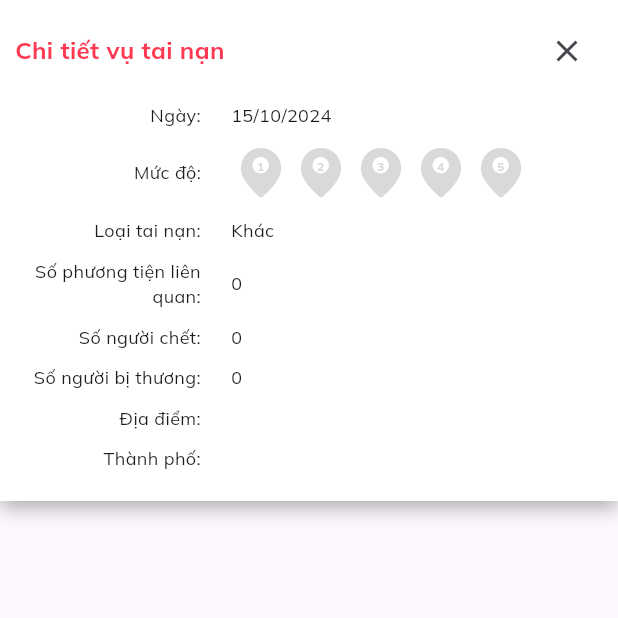
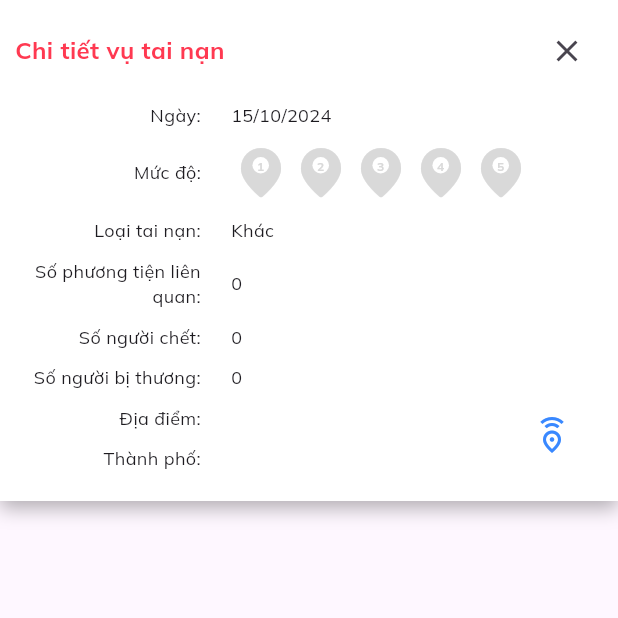
Before and after one commit to thuong22092k3/CTMap, a Flutter app: the DetailSheet screen opened directly with empty values, on a phone screen of 412 x 824 dp, the top half of it. Run offline on Flutter 3.47's test engine with Material 3 defaults, Android fonts, the phone set to English and light mode, and no system bars; our stand-ins replace cached_network_image, fl_chart, flutter_map, flutter_riverpod, flutter_typeahead, geolocator and 4 more; missing offline and left inert: webfeed; network calls fail.

Commit message:
FIX | Change Share button to share accident

```diff
--- a/ctmap/lib/pages/screens/Home_Map/detail_sheet.dart
+++ b/ctmap/lib/pages/screens/Home_Map/detail_sheet.dart
@@ -113,6 +113,21 @@ class DetailSheet extends ConsumerWidget {
                           _handleDelete(context);
                         },
                       ),
+                      // IconButton(
+                      //   icon: const Icon(AppIcons.share, color: AppColors.blue),
+                      //   onPressed: () {
+                      //     _shareAccidentDetails();
+                      //   },
+                      // ),
+                    ],
+                  ),
+                ),
+              Positioned(
+                bottom: 10,
+                right: 10,
+                child: Row(
+                  children: [
+                    Spacer(),
                     IconButton(
                       icon: const Icon(AppIcons.share, color: AppColors.blue),
                       onPressed: () {
```
Lines whose indentation alone changed are shown as unchanged.
